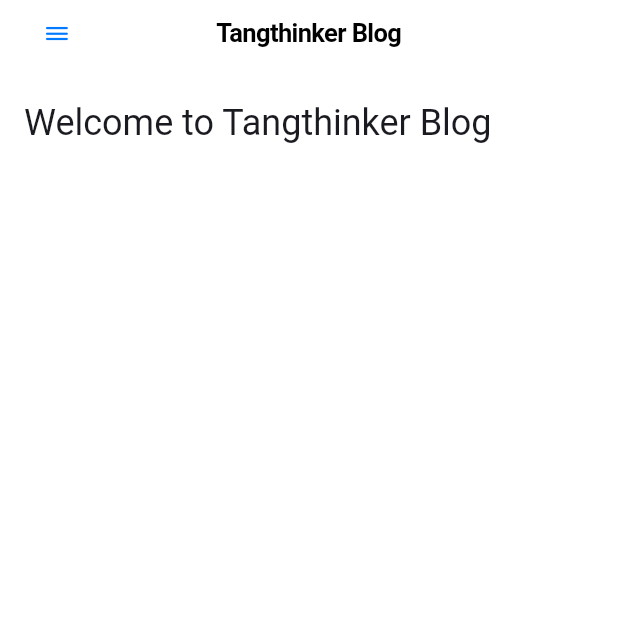
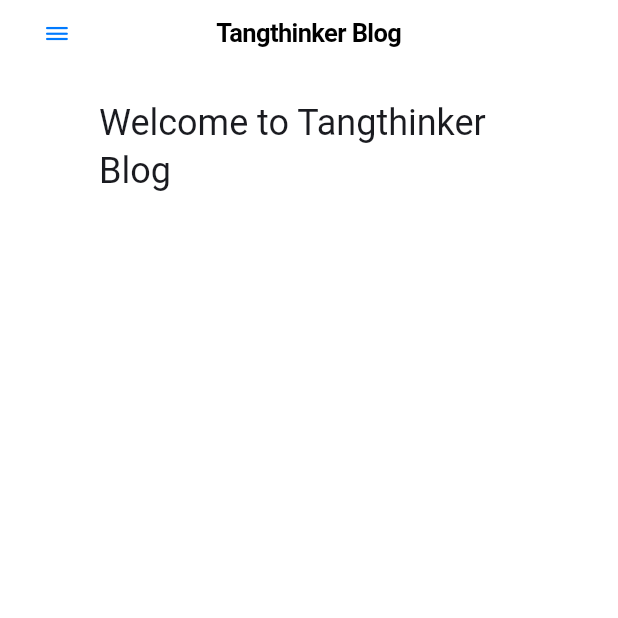
Before and after one commit to tangthinker/blog-clinet, a Flutter app: the screen it shows after launch, on a phone screen of 412 x 824 dp, the top half of it. Run offline on Flutter 3.47's test engine with Material 3 defaults, Android fonts, the phone set to English and light mode, and no system bars; our stand-ins replace flutter_markdown; network calls fail.

Commit message:
feat: adapt padding

```diff
--- a/lib/main.dart
+++ b/lib/main.dart
@@ -126,7 +126,7 @@
       child: Stack(
         children: [
            Container(
-             padding: const EdgeInsets.only(top: 50),
+             padding: const EdgeInsets.only(top: 50, left: 50, right: 50),
                child: Markdown(
                 data: content,
                 imageBuilder: (url, title, alt) {
```
